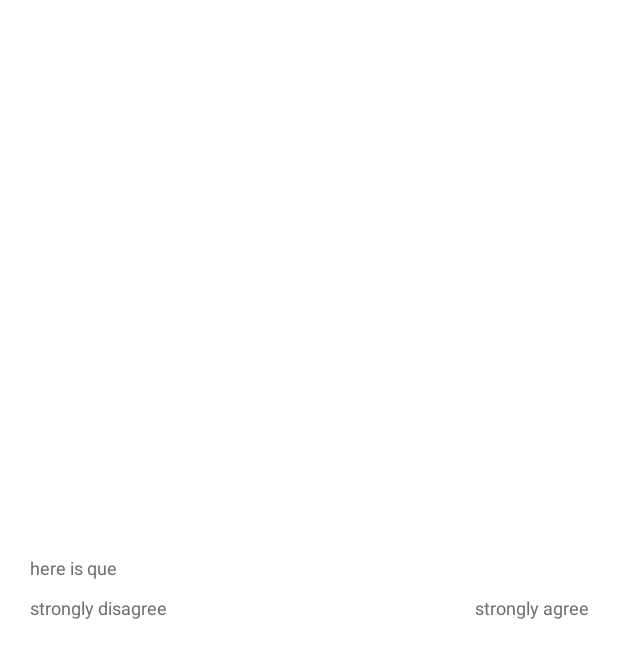
After one commit to TryMyUI/Android-Kotlin, an Android app: the layout sus_list_row.xml on its own in the app's theme, with its tools: preview values and no code run, on a phone screen of 412 x 824 dp. The commit adds this screen. Shown: the top 658 px of the screen. Run offline under Robolectric (Android 15) with nearby library versions, the phone set to English and light mode, and no system bars.

Commit message:
sus partial completed

```diff
--- a/TryMyUIKotlinApp/app/src/main/java/com/mahesch/trymyui/fragment/AvailableTestFragment.kt
+++ b/TryMyUIKotlinApp/app/src/main/java/com/mahesch/trymyui/fragment/AvailableTestFragment.kt
@@ -191,8 +191,8 @@ class AvailableTestFragment(activity: Activity,availableTestList: ArrayList<Avai
 
         SharedPrefHelper(activity).saveTestResultId("309459")
 
-        var intent = Intent(activity,WrittenSummaryActivity::class.java)
-        intent.putExtra("surveyQuestions",availableTestModel?.surveyQuestions)
+        var intent = Intent(activity,SusQuestionActivity::class.java)
+        intent.putExtra("susQuestion",availableTestModel?.susQuestion)
         intent.putExtra("availableTestConstants",availableTestModel)
         startActivity(intent)
         activity.finish()
--- a/TryMyUIKotlinApp/app/src/main/java/com/mahesch/trymyui/model/Tests.kt
+++ b/TryMyUIKotlinApp/app/src/main/java/com/mahesch/trymyui/model/Tests.kt
@@ -1,11 +1,14 @@
 package com.seattleapplab.trymyui.models
 
 import android.os.Parcel
+import android.widget.RadioButton
+import android.widget.RadioGroup
 import android.widget.TextView
 import com.google.gson.annotations.Expose
 import com.google.gson.annotations.SerializedName
 import java.io.Serializable
 import java.util.*
+import kotlin.collections.ArrayList
 
 class Tests {
     var message: String? = null
--- /dev/null
+++ b/TryMyUIKotlinApp/app/src/main/res/layout/sus_list_row.xml
@@ -0,0 +1,78 @@
+<?xml version="1.0" encoding="utf-8"?>
+<LinearLayout xmlns:android="http://schemas.android.com/apk/res/android"
+    android:layout_width="match_parent"
+    android:layout_height="match_parent"
+    android:background="@color/white"
+    android:clickable="false"
+    android:gravity="center|center_vertical"
+    android:orientation="vertical"
+    android:padding="@dimen/_20dp">
+
+    <TextView
+        android:id="@+id/textview_sus_question"
+        android:layout_width="match_parent"
+        android:layout_height="wrap_content"
+        android:layout_marginBottom="@dimen/_10dp"
+        android:gravity="left"
+        android:text="here is que "
+        android:textColor="@color/textcolor_darkgrey"
+        android:textSize="@dimen/_12sp" />
+
+    <LinearLayout
+        android:layout_width="match_parent"
+        android:layout_height="wrap_content"
+        android:orientation="horizontal"
+        android:weightSum="100">
+
+        <LinearLayout
+            android:layout_width="0dip"
+            android:layout_height="wrap_content"
+            android:layout_gravity="center_horizontal"
+            android:orientation="vertical"
+            android:layout_marginTop="@dimen/_20dp"
+            android:layout_marginBottom="@dimen/_20dp"
+            android:layout_weight="100">
+
+            <RadioGroup
+                android:id="@+id/radio_group"
+                android:layout_width="match_parent"
+                android:layout_height="wrap_content"
+                android:orientation="horizontal">
+
+
+
+            </RadioGroup>
+
+            <LinearLayout
+                android:layout_width="match_parent"
+                android:layout_height="wrap_content"
+                android:orientation="horizontal"
+                android:weightSum="2"
+                android:id="@+id/ll_rating_labels">
+
+                <TextView
+                    android:layout_width="0dp"
+                    android:layout_height="wrap_content"
+                    android:layout_weight="1"
+                    android:gravity="left"
+                    android:text="strongly disagree"
+                    android:textColor="@color/textcolor_darkgrey"
+                    android:textSize="@dimen/_12sp"/>
+
+                <TextView
+                    android:layout_width="0dp"
+                    android:layout_height="wrap_content"
+                    android:layout_weight="1"
+                    android:gravity="right"
+                    android:text="strongly agree"
+                    android:textColor="@color/textcolor_darkgrey"
+                    android:textSize="@dimen/_12sp"/>
+
+            </LinearLayout>
+
+        </LinearLayout>
+
+
+    </LinearLayout>
+
+</LinearLayout>
```
Also changed, not shown: TryMyUIKotlinApp/app/src/main/java/com/mahesch/trymyui/activity/SusQuestionActivity.kt (+136 -6 lines), TryMyUIKotlinApp/app/src/main/java/com/mahesch/trymyui/adapter/SusAdapter.kt (added, +240 -0 lines), TryMyUIKotlinApp/app/src/main/java/com/mahesch/trymyui/helpers/Extra.java (+6 -1 lines), TryMyUIKotlinApp/app/src/main/res/layout/sus_question_activity.xml (+4 -3 lines).
